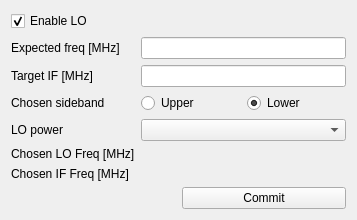
The window that digital_servo_python_gui/channel_settings.ui (jddes/Frequency-comb-DPLL) describes before a commit, drawn with Qt 5.
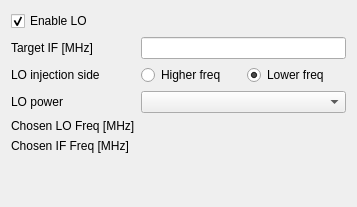
The same window after the commit.

What changed in the file:
```diff
--- a/digital_servo_python_gui/channel_settings.ui
+++ b/digital_servo_python_gui/channel_settings.ui
@@ -14,39 +14,39 @@
    <string>Form</string>
   </property>
   <layout class="QFormLayout" name="formLayout">
+   <item row="0" column="0" colspan="2">
+    <widget class="QCheckBox" name="chkEnableLO">
+     <property name="text">
+      <string>Enable LO</string>
+     </property>
+     <property name="checked">
+      <bool>true</bool>
+     </property>
+    </widget>
+   </item>
    <item row="1" column="0">
-    <widget class="QLabel" name="label">
-     <property name="text">
-      <string>Expected freq [MHz]</string>
-     </property>
-    </widget>
-   </item>
-   <item row="1" column="1">
-    <widget class="QLineEdit" name="editExpectedFreq"/>
-   </item>
-   <item row="2" column="0">
     <widget class="QLabel" name="label_2">
      <property name="text">
       <string>Target IF [MHz]</string>
      </property>
     </widget>
    </item>
-   <item row="2" column="1">
+   <item row="1" column="1">
     <widget class="QLineEdit" name="editTargetIF"/>
    </item>
-   <item row="3" column="0">
+   <item row="2" column="0">
     <widget class="QLabel" name="label_3">
      <property name="text">
-      <string>Chosen sideband</string>
+      <string>LO injection side</string>
      </property>
     </widget>
    </item>
-   <item row="3" column="1">
+   <item row="2" column="1">
     <layout class="QHBoxLayout" name="horizontalLayout">
      <item>
       <widget class="QRadioButton" name="radioUpper">
        <property name="text">
-        <string>Upper</string>
+        <string>Higher freq</string>
        </property>
        <property name="checked">
         <bool>false</bool>
@@ -56,7 +56,7 @@
      <item>
       <widget class="QRadioButton" name="radioLower">
        <property name="text">
-        <string>Lower</string>
+        <string>Lower freq</string>
        </property>
        <property name="checked">
         <bool>true</bool>
@@ -65,75 +65,44 @@
      </item>
     </layout>
    </item>
-   <item row="5" column="0">
+   <item row="3" column="0">
+    <widget class="QLabel" name="label_6">
+     <property name="text">
+      <string>LO power</string>
+     </property>
+    </widget>
+   </item>
+   <item row="3" column="1">
+    <widget class="QComboBox" name="comboLOpower"/>
+   </item>
+   <item row="4" column="0">
     <widget class="QLabel" name="label_4">
      <property name="text">
       <string>Chosen LO Freq [MHz]</string>
      </property>
     </widget>
    </item>
-   <item row="5" column="1">
+   <item row="4" column="1">
     <widget class="QLabel" name="lblChosenLO">
      <property name="text">
       <string/>
      </property>
     </widget>
    </item>
-   <item row="6" column="0">
+   <item row="5" column="0">
     <widget class="QLabel" name="label_5">
      <property name="text">
       <string>Chosen IF Freq [MHz]</string>
      </property>
     </widget>
    </item>
-   <item row="6" column="1">
+   <item row="5" column="1">
     <widget class="QLabel" name="lblChosenIF">
      <property name="text">
       <string/>
      </property>
     </widget>
    </item>
-   <item row="7" column="0" colspan="2">
-    <layout class="QHBoxLayout" name="horizontalLayout_3">
-     <item>
-      <widget class="QLabel" name="lblStatus">
-       <property name="text">
-        <string/>
-       </property>
-       <property name="alignment">
-        <set>Qt::AlignRight|Qt::AlignTrailing|Qt::AlignVCenter</set>
-       </property>
-      </widget>
-     </item>
-     <item>
-      <widget class="QPushButton" name="btnCommit">
-       <property name="text">
-        <string>Commit</string>
-       </property>
-      </widget>
-     </item>
-    </layout>
-   </item>
-   <item row="4" column="1">
-    <widget class="QComboBox" name="comboLOpower"/>
-   </item>
-   <item row="4" column="0">
-    <widget class="QLabel" name="label_6">
-     <property name="text">
-      <string>LO power</string>
-     </property>
-    </widget>
-   </item>
-   <item row="0" column="0" colspan="2">
-    <widget class="QCheckBox" name="chkEnableLO">
-     <property name="text">
-      <string>Enable LO</string>
-     </property>
-     <property name="checked">
-      <bool>true</bool>
-     </property>
-    </widget>
-   </item>
   </layout>
  </widget>
  <resources/>
```
